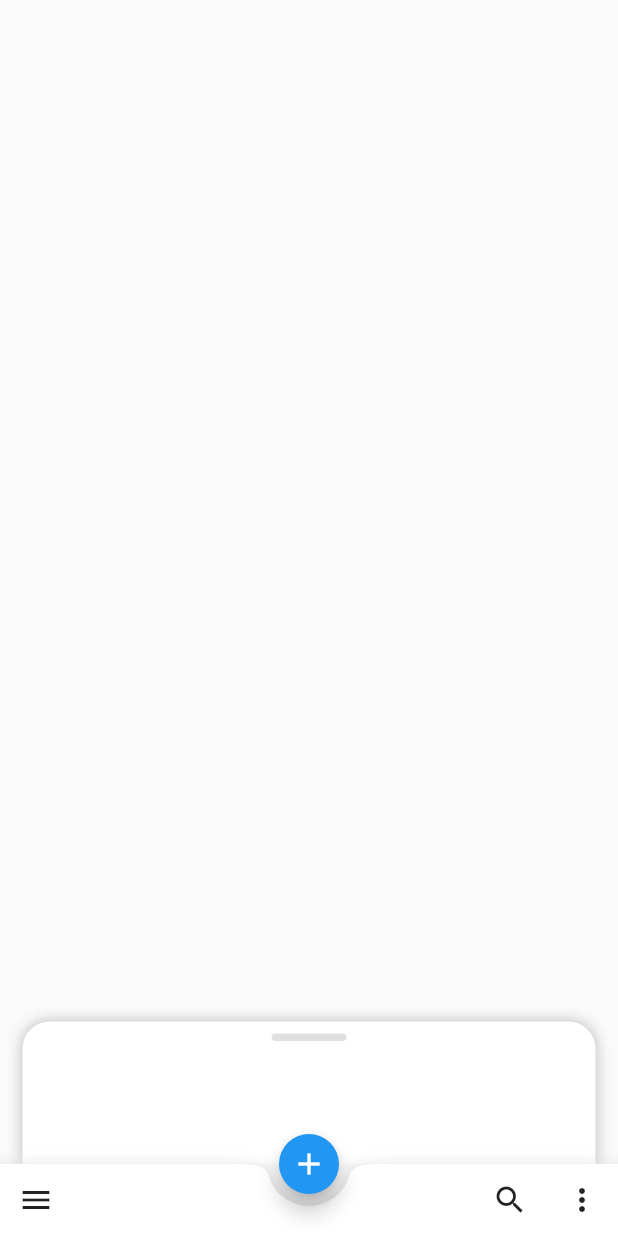
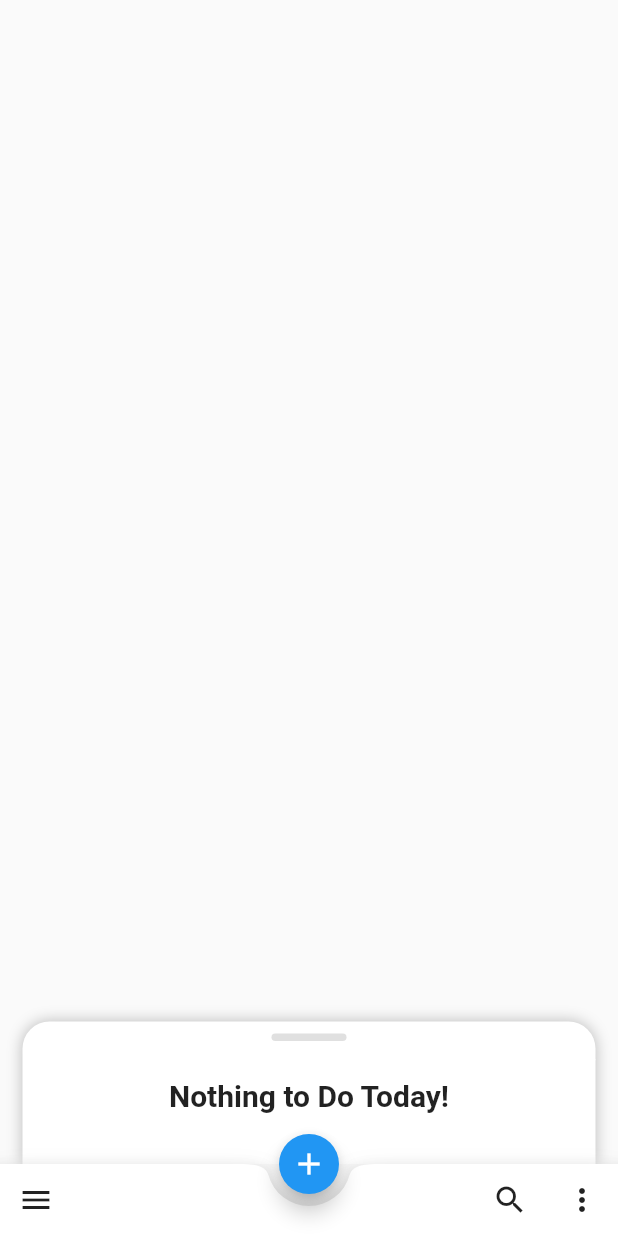
Before and after one commit to boyLazySean/github-Real-Quest, a Flutter app: the screen it shows after launch, on a phone screen of 412 x 824 dp. Run offline on Flutter 3.47's test engine with Material 2 defaults, Android fonts, the phone set to English and light mode, and no system bars; drawn by our look-alikes of sliding_up_panel; missing offline and left inert: flutter_sliding_up_panel.

Commit message:
Change Sliding Panel v.2 and Add new idea

```diff
--- a/lib/mainPage.dart
+++ b/lib/mainPage.dart
@@ -27,6 +27,8 @@ class mainPage extends StatefulWidget {
   _mainPageState createState() => _mainPageState();
 }
 
+int _numTodo = 0;
+
 class _mainPageState extends State<mainPage> {
   ScrollController scrollController;
   SlidingUpPanelController panelController = SlidingUpPanelController();
@@ -43,23 +45,6 @@ class _mainPageState extends State<mainPage> {
     _fabHeight = _initFabHeight;
   }
 
-  // @override
-  // void initState() {
-  //   scrollController = ScrollController();
-  //   scrollController.addListener(() {
-  //     if (scrollController.offset >=
-  //             scrollController.position.maxScrollExtent &&
-  //         !scrollController.position.outOfRange) {
-  //       panelController.expand();
-  //     } else if (scrollController.offset <=
-  //             scrollController.position.minScrollExtent &&
-  //         !scrollController.position.outOfRange) {
-  //       panelController.anchor();
-  //     } else {}
-  //   });
-  //   super.initState();
-  // }
-
   final _items = <Todo>[];
 
   var _todoController = TextEditingController();
@@ -73,6 +58,7 @@ class _mainPageState extends State<mainPage> {
     setState(() {
       _items.add(todo);
       _todoController.text = "";
+      _numTodo++;
     });
   }
 
@@ -170,6 +156,15 @@ class _mainPageState extends State<mainPage> {
             },
           )),
           floatingActionButtonLocation: FloatingActionButtonLocation.centerDocked,
+
+  // TODO: CHECK THIS AGAIN!
+
+      // body: SlidingUpPanel(
+      //   renderPanelSheet: false,
+      //   panel: _floatingPanel(),
+      //   collapsed: _floatingcollapsed(),
+      // )
+      //
       body: SlidingUpPanel(
         margin: EdgeInsets.only(left: 15, right: 15),
         maxHeight: _panelHeightOpen,
@@ -187,6 +182,65 @@ class _mainPageState extends State<mainPage> {
       ),
     );
   }
+
+//TODO: CHECK THIS AGIAN!
+  // Widget _floatingcollapsed() {
+  //   if (_numTodo == 0) {
+  //     return Container(
+  //       decoration: BoxDecoration(
+  //         borderRadius: BorderRadius.only(
+  //             topLeft: Radius.circular(18.0), topRight: Radius.circular(18.0)),
+  //       ),
+  //       margin: const EdgeInsets.fromLTRB(24.0, 24.0, 24.0, 0.0),
+  //       child: Center(
+  //         child: Text(
+  //           'Nothing to Do TODAY!',
+  //           style: TextStyle(fontSize: 20, fontWeight: FontWeight.bold),
+  //         ),
+  //       ),
+  //     );
+  //   } else {
+  //     return ListView.separated(
+  //         physics: ClampingScrollPhysics(),
+  //         itemBuilder: (BuildContext context, todo) {
+  //           return ListBody(
+  //               children:
+  //                   _items.map((todo) => _buildItemWidget(todo)).toList());
+  //         });
+  //   }
+  // }
+
+  // Widget _floatingPanel() {
+  //   if (_numTodo == 0) {
+  //     return Container(
+  //         decoration: BoxDecoration(
+  //             color: Colors.white,
+  //             borderRadius: BorderRadius.only(
+  //                 topLeft: Radius.circular(18.0),
+  //                 topRight: Radius.circular(18.0)),
+  //             boxShadow: [
+  //               BoxShadow(
+  //                 blurRadius: 20.0,
+  //                 color: Colors.grey,
+  //               ),
+  //             ]),
+  //         margin: const EdgeInsets.all(24.0),
+  //         child: Center(
+  //           child: Text(
+  //             'Nothing To Do TODAY!',
+  //             style: TextStyle(fontSize: 24, fontWeight: FontWeight.bold),
+  //           ),
+  //         ));
+  //   }else{
+  //     return ListView.separated(
+  //         physics: ClampingScrollPhysics(),
+  //         itemBuilder: (BuildContext context, todo) {
+  //           return ListBody(
+  //               children:
+  //                   _items.map((todo) => _buildItemWidget(todo)).toList());
+  //         });
+  //   }
+  // }
 
   Widget _panel(ScrollController sc) {
     return MediaQuery.removePadding(
@@ -214,9 +268,28 @@ class _mainPageState extends State<mainPage> {
           ListView.separated(
             physics: ClampingScrollPhysics(),
             itemBuilder: (BuildContext context, todo) {
+              if (_numTodo == 0) {
+                return Column(
+                  mainAxisAlignment: MainAxisAlignment.center,
+                  crossAxisAlignment: CrossAxisAlignment.center,
+                  children: [
+                    Divider(
+                      height: 25,
+                      color: Colors.white.withOpacity(1.0),
+                    ),
+                    Text('Nothing to Do Today!',
+                        textAlign: TextAlign.center,
+                        style: TextStyle(
+                          fontSize: 20,
+                          fontWeight: FontWeight.bold,
+                        )),
+                  ],
+                );
+              } else {
                 return ListBody(
                     children:
                         _items.map((todo) => _buildItemWidget(todo)).toList());
+              }
             },
             separatorBuilder: (context, todo) {
               return Divider(
--- a/pubspec.yaml
+++ b/pubspec.yaml
@@ -36,7 +36,6 @@ dependencies:
 dev_dependencies:
   flutter_test:
     sdk: flutter
-  intl_translation: ^0.17.1
 
 # For information on the generic Dart part of this file, see the
 # following page: https://dart.dev/tools/pub/pubspec
```
Lines whose indentation alone changed are shown as unchanged.
